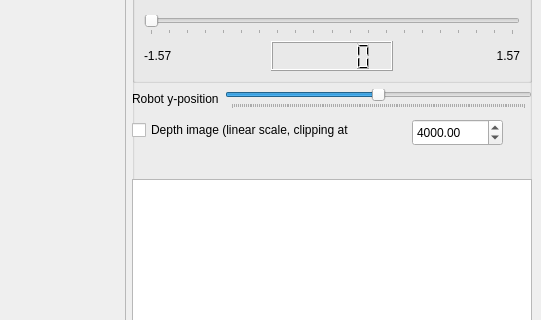
Above: VirtualRobot/examples/CameraViewer/CameraViewer.ui from softbankrobotics-research/Simox before the change; both pictures show x 637 to 1178 and y 150 to 470 of the 1178 by 955 pixel window. Below: the same form after it.
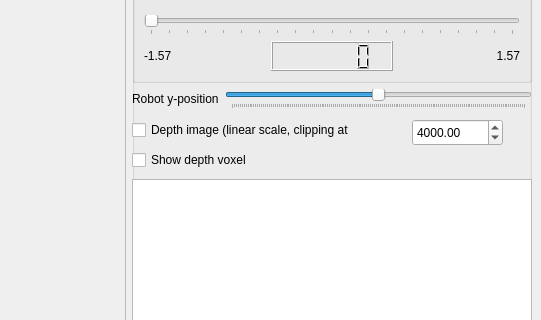
That is the form after the change.

Commit message: the CameraViewer now can visualize depth voxel

```diff
--- a/VirtualRobot/examples/CameraViewer/CameraViewer.ui
+++ b/VirtualRobot/examples/CameraViewer/CameraViewer.ui
@@ -321,6 +321,19 @@
          <double>4000.000000000000000</double>
         </property>
        </widget>
+       <widget class="QCheckBox" name="checkBoxShowDepthVoxel">
+        <property name="geometry">
+         <rect>
+          <x>0</x>
+          <y>30</y>
+          <width>381</width>
+          <height>22</height>
+         </rect>
+        </property>
+        <property name="text">
+         <string>Show depth voxel</string>
+        </property>
+       </widget>
       </widget>
      </widget>
     </item>
```
The commit also changes 2 other files.
